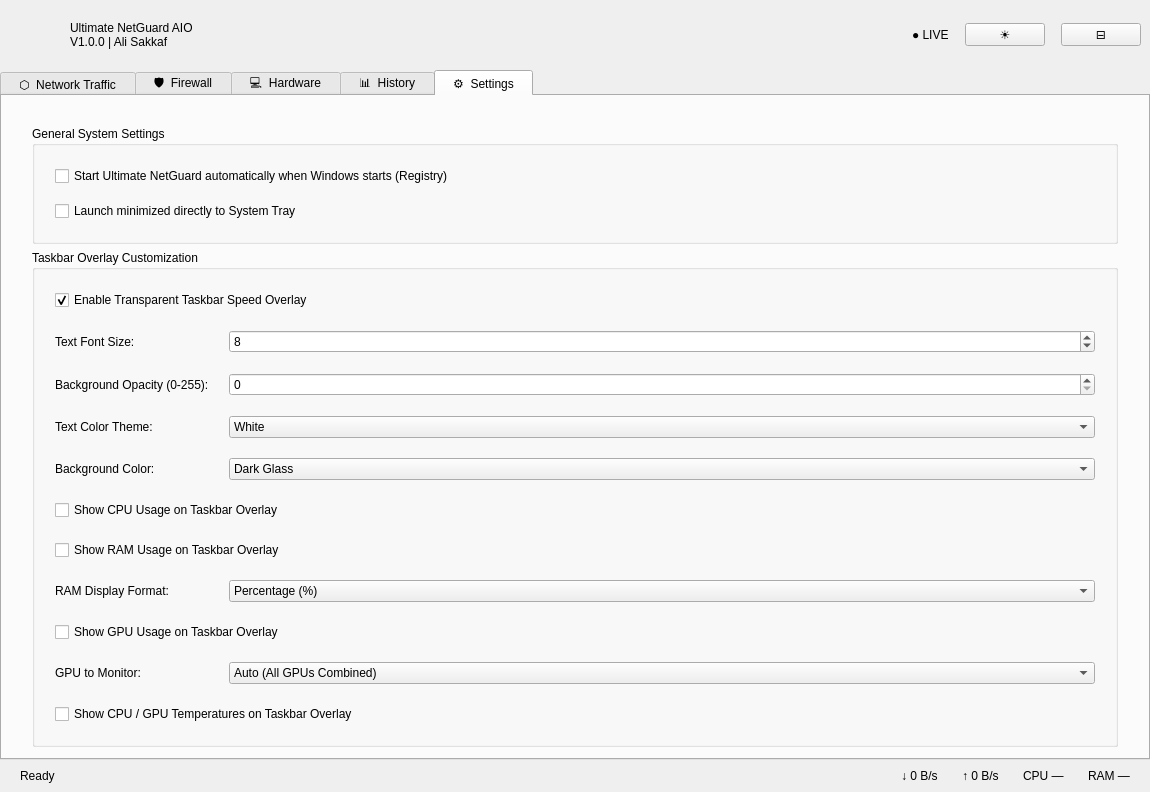
The window that src/ui/mainwindow.ui (CodeNova5/Oasis) describes before a commit, drawn with Qt 5.
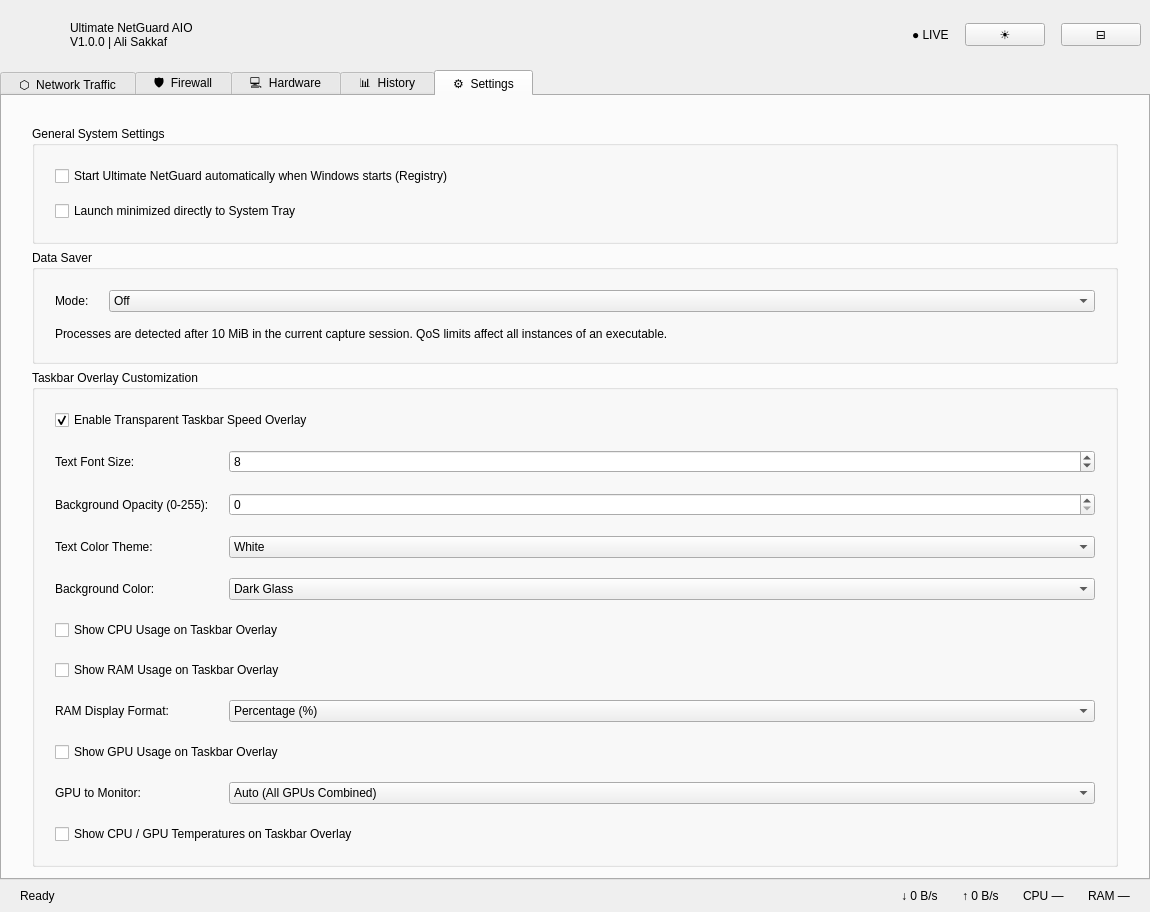
The same window after the commit. Icons and pictures are not drawn.

Commit message: Add Data Saver feature with UI integration; implement mode handling in NetworkWidget and MainWindow

What changed in the file:
```diff
--- a/src/ui/mainwindow.ui
+++ b/src/ui/mainwindow.ui
@@ -463,6 +463,60 @@
           </layout>
          </widget>
         </item>
+          <item>
+           <widget class="QGroupBox" name="groupBoxDataSaver">
+            <property name="title">
+             <string>Data Saver</string>
+            </property>
+            <layout class="QFormLayout">
+             <property name="horizontalSpacing">
+              <number>20</number>
+             </property>
+             <property name="verticalSpacing">
+              <number>15</number>
+             </property>
+             <property name="margin" stdset="0">
+              <number>20</number>
+             </property>
+             <item row="0" column="0">
+              <widget class="QLabel" name="lblDataSaverMode">
+               <property name="text">
+                <string>Mode:</string>
+               </property>
+              </widget>
+             </item>
+             <item row="0" column="1">
+              <widget class="QComboBox" name="cmbDataSaverMode">
+               <item>
+                <property name="text">
+                 <string>Off</string>
+                </property>
+               </item>
+               <item>
+                <property name="text">
+                 <string>Monitor / Notify</string>
+                </property>
+               </item>
+               <item>
+                <property name="text">
+                 <string>Enforce known app policies</string>
+                </property>
+               </item>
+              </widget>
+             </item>
+             <item row="1" column="0" colspan="2">
+              <widget class="QLabel" name="lblDataSaverInfo">
+               <property name="text">
+                <string>Processes are detected after 10 MiB in the current capture session. QoS limits affect all instances of an executable.</string>
+               </property>
+               <property name="wordWrap">
+                <bool>true</bool>
+               </property>
+              </widget>
+             </item>
+            </layout>
+           </widget>
+          </item>
         <item>
          <widget class="QGroupBox" name="groupBoxOverlay">
           <property name="title">
```
The commit also changes 4 other files.
